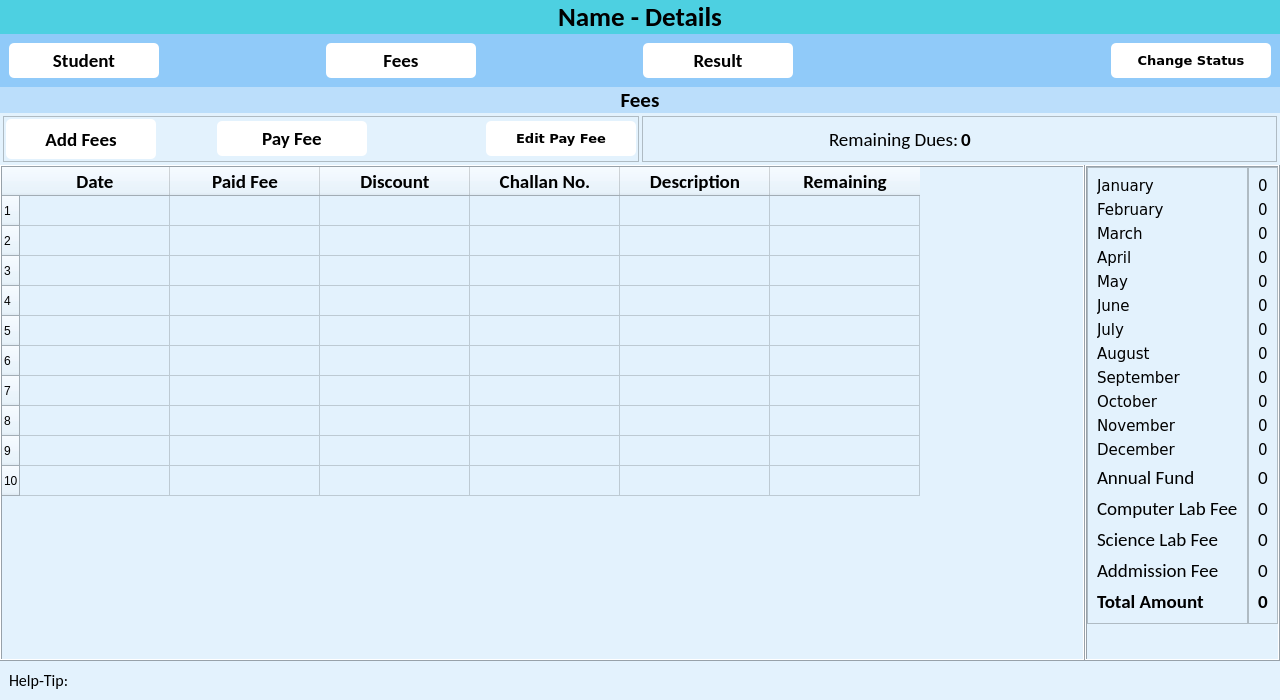
Old version of the form ui/student_details.ui in the repository CodeWithEhtisham/School-Software.
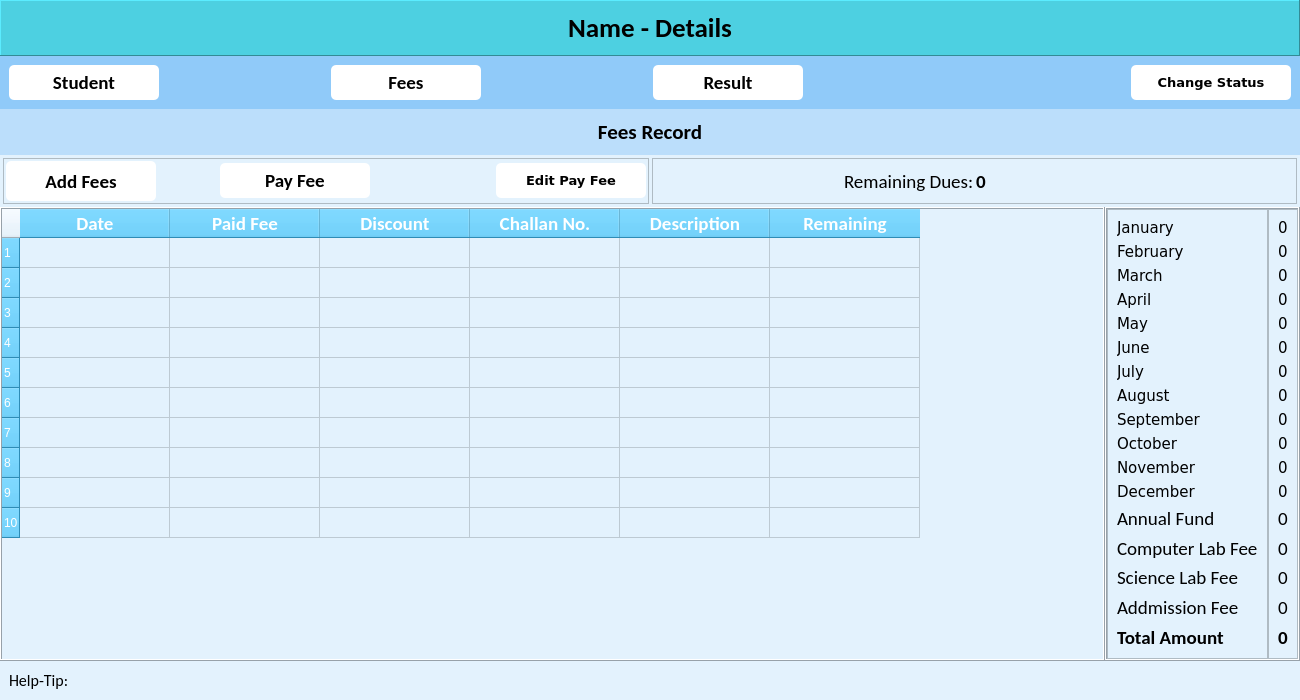
New version of the form. The open tabs and pages were chosen to show the change. Icons and pictures are not drawn.

Commit message: pdf changings, button changings and added menu

```diff
--- a/ui/student_details.ui
+++ b/ui/student_details.ui
@@ -4,15 +4,15 @@
  <widget class="QMainWindow" name="StudentDetailWindow">
   <property name="geometry">
    <rect>
-    <x>0</x>
-    <y>0</y>
-    <width>1280</width>
+    <x>20</x>
+    <y>20</y>
+    <width>1300</width>
     <height>700</height>
    </rect>
   </property>
   <property name="minimumSize">
    <size>
-    <width>1280</width>
+    <width>1000</width>
     <height>700</height>
    </size>
   </property>
@@ -33,6 +33,7 @@
 }
 #label {
 	background-color: #4dd0e1;
+	padding: 10px;
 }
 #header_widget {
 	background-color: #90caf9;
@@ -93,6 +94,12 @@
         <bold>true</bold>
        </font>
       </property>
+      <property name="frameShape">
+       <enum>QFrame::Panel</enum>
+      </property>
+      <property name="frameShadow">
+       <enum>QFrame::Raised</enum>
+      </property>
       <property name="text">
        <string>Name - Details</string>
       </property>
@@ -100,7 +107,7 @@
        <set>Qt::AlignCenter</set>
       </property>
       <property name="margin">
-       <number>10</number>
+       <number>0</number>
       </property>
      </widget>
     </item>
@@ -738,10 +745,14 @@
       </widget>
       <widget class="QWidget" name="fees_page">
        <property name="styleSheet">
-        <string notr="true">
+        <string notr="true">QHeaderView::section {
+    background-color: #40c4ff;
+    color: white;
+}
+
 #lbl_fees {
 	background-color: #bbdefb;
-
+	padding: 10px;
 }</string>
        </property>
        <layout class="QVBoxLayout" name="verticalLayout_8">
@@ -771,13 +782,13 @@
            </font>
           </property>
           <property name="text">
-           <string>Fees</string>
+           <string>Fees Record</string>
           </property>
           <property name="alignment">
            <set>Qt::AlignCenter</set>
           </property>
           <property name="margin">
-           <number>10</number>
+           <number>0</number>
           </property>
          </widget>
         </item>
```
Left out of the diff: 69 changed lines with no effect on the pictures. The commit also changes 4 other files.
